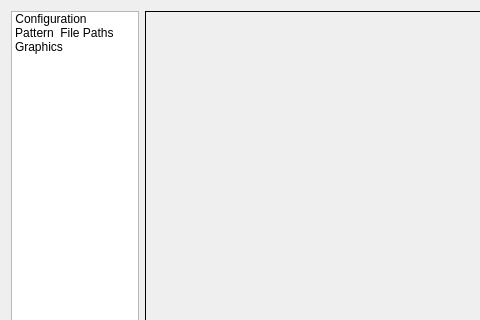
Above: src/app/seamly2d/dialogs/dialogpreferences.ui from FashionFreedom/Seamly2D before the change; both pictures show x 0 to 480 and y 0 to 320 of the 640 by 620 pixel window. Below: the same form after it.
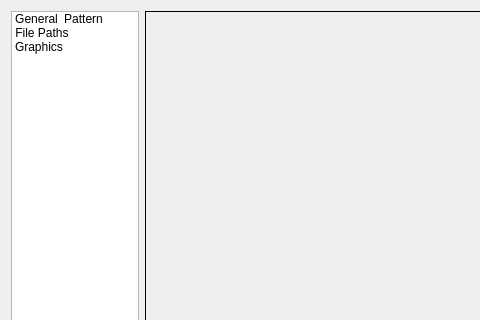
That is the form after the change. Icons and pictures are not drawn.

What changed in the file:
```diff
--- a/src/app/seamly2d/dialogs/dialogpreferences.ui
+++ b/src/app/seamly2d/dialogs/dialogpreferences.ui
@@ -75,7 +75,7 @@
        </property>
        <item>
         <property name="text">
-         <string>Configuration</string>
+         <string>General</string>
         </property>
         <property name="textAlignment">
          <set>AlignCenter</set>
```
Left out of the diff: 2 changed lines with no effect on the pictures.
